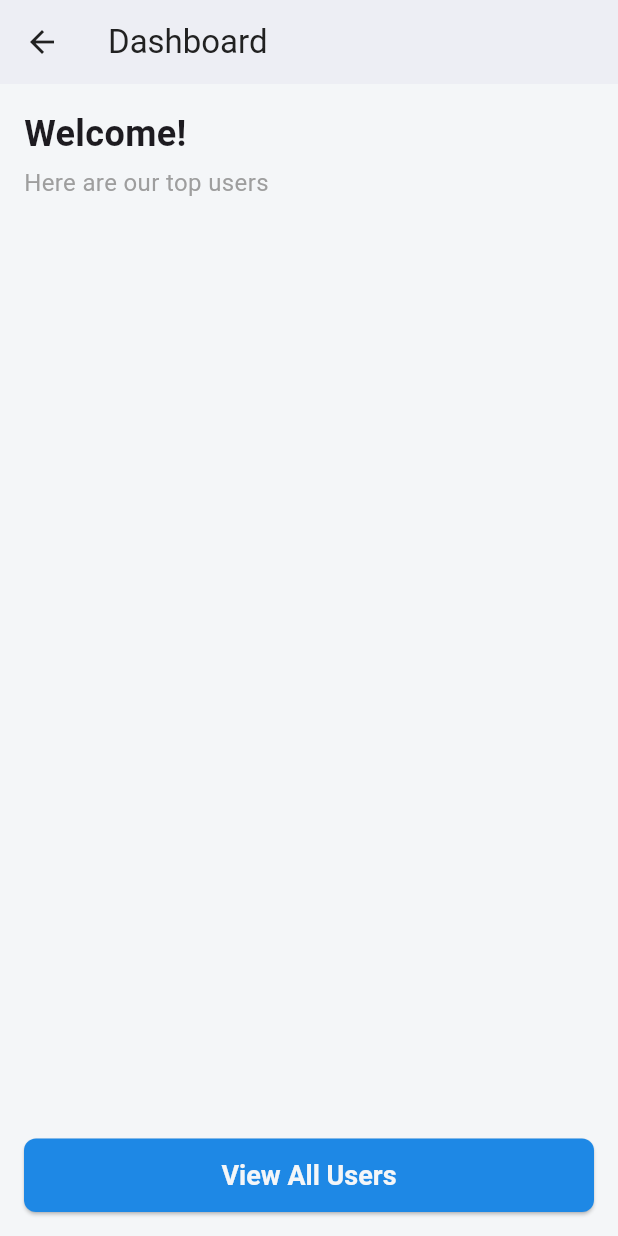
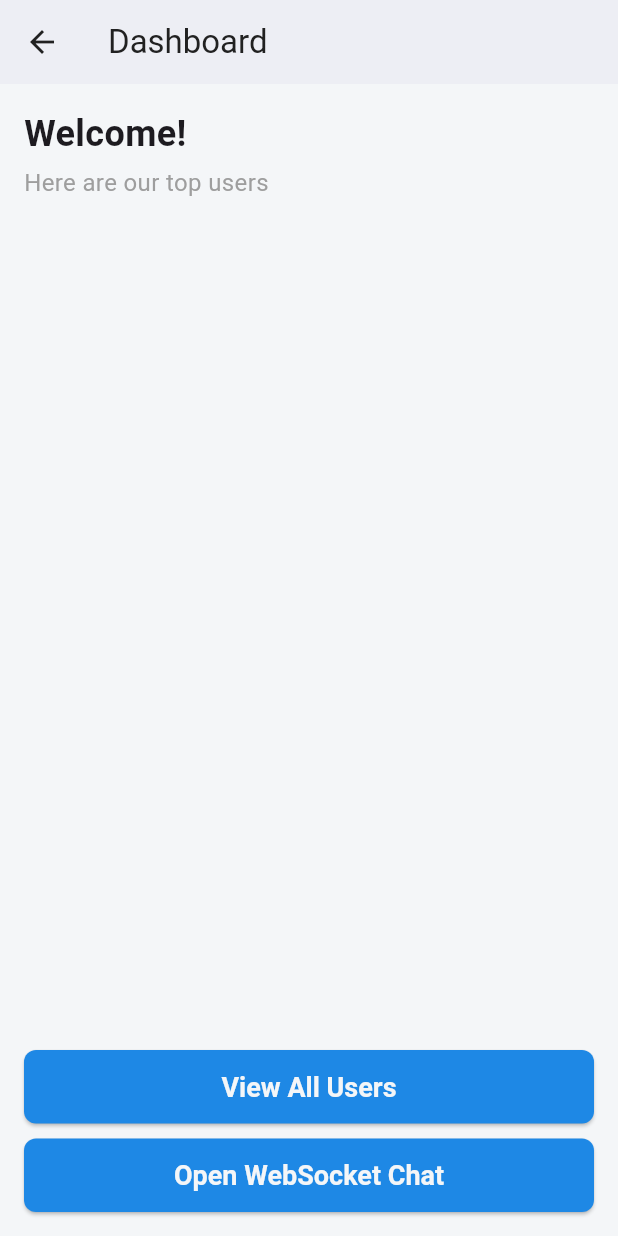
Before and after one commit to destrianadianp/test-case-wesclic, a Flutter app: the HomeView screen opened by its route, on a phone screen of 412 x 824 dp. Run offline on Flutter 3.47's test engine with Material 3 defaults, Android fonts, the phone set to English and light mode, and no system bars; our stand-ins replace shared_preferences, sqflite; accounts and stored records are empty.

Commit message:
feat(websocket) : menambahkan websocket untuk interaksi chat

```diff
--- /dev/null
+++ b/lib/core/models/chat_model.dart
@@ -0,0 +1,27 @@
+class ChatModel {
+ final int? id;
+ final String sender;
+ final String message;
+ final String time;
+
+ ChatModel({
+  this.id,
+  required this.sender,
+  required this.message,
+  required this.time
+ });
+ Map<String, dynamic> toMap()=>{
+   'sender':sender,
+   'message':message,
+   'time':time
+ };
+
+ factory ChatModel.fromMap(Map<String, dynamic> map){
+   return ChatModel(
+     id: map['id'],
+     sender: map['sender'],
+     message: map['message'],
+     time: map['time']
+   );
+ }
+}
--- a/lib/modules/home/views/home_view.dart
+++ b/lib/modules/home/views/home_view.dart
@@ -57,6 +57,16 @@ class HomeView extends StatelessWidget {
                       child: const Text('View All Users'),
                     ),
                   ),
+                  const SizedBox(height: 10),
+                  SizedBox(
+                    width: double.infinity,
+                    child: ElevatedButton(
+                      onPressed: () {
+                        Navigator.of(context).pushNamed('Socket');
+                      },
+                      child: const Text('Open WebSocket Chat'),
+                    ),
+                  ),
                 ],
               ),
             );
--- /dev/null
+++ b/lib/modules/socket_manager/socket_manager.dart
@@ -0,0 +1,19 @@
+import 'package:web_socket_channel/io.dart';
+
+class SocketManager {
+  static final SocketManager shared = SocketManager._();
+  SocketManager._();
+
+  IOWebSocketChannel? _channel;
+  // URL public piesocket
+  final String _url = 'wss://free.piesocket.com/v3/chat_room_huda?api_key=VCXCEuvhGcBDP7XhiJJrvUDvR1eCc4unSMRefCH8&notify_self=1';
+
+  void connect() {
+    _channel = IOWebSocketChannel.connect(Uri.parse(_url));
+    print("Socket Connected");
+  }
+
+  void send(String data) => _channel?.sink.add(data);
+  Stream? get stream => _channel?.stream;
+  void disconnect() => _channel?.sink.close();
+}
--- a/pubspec.yaml
+++ b/pubspec.yaml
@@ -30,11 +30,12 @@ environment:
 dependencies:
   flutter:
     sdk: flutter
-  provider: ^6.0.5
+  provider: ^6.1.1
   http: ^1.6.0
   shared_preferences: ^2.0.15
   sqflite: ^2.3.2
   path: ^1.9.0
+  web_socket_channel: ^2.2.0
 
   # The following adds the Cupertino Icons font to your application.
   # Use with the CupertinoIcons class for iOS style icons.
```
Also changed, not shown: lib/core/database/database_helper.dart (+17 -2 lines), lib/main.dart (+10 -1 lines), lib/modules/socket_manager/socket_view.dart (added, +89 -0 lines), lib/modules/socket_manager/socket_viewmodel.dart (added, +61 -0 lines), pubspec.lock.
